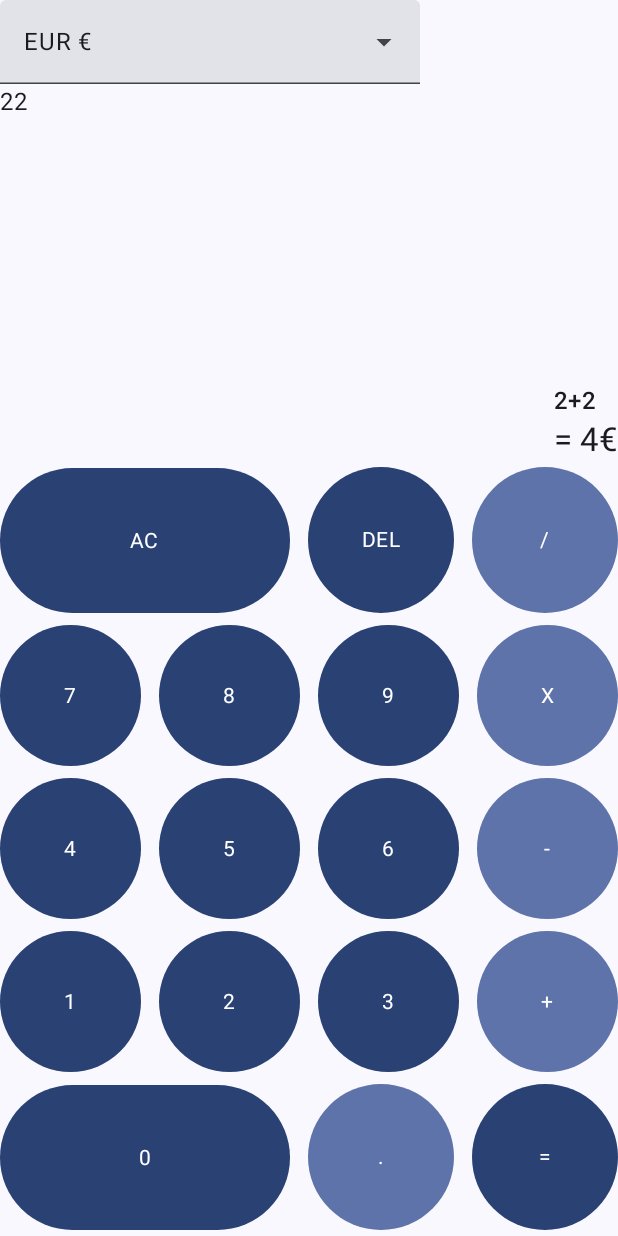
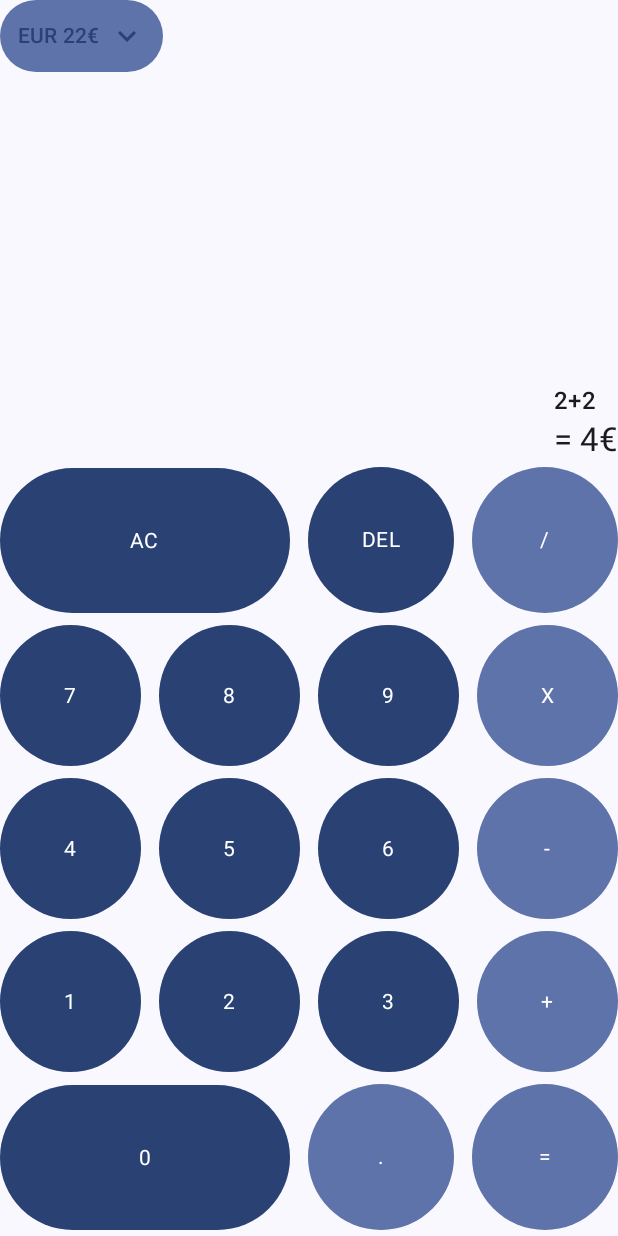
Before and after one commit to DTselikis/Simple-Calculator, an Android app built with Jetpack Compose: the @Preview function CalculatorContentPreview, on a phone screen of 412 x 824 dp. Run offline under Robolectric (Android 15) with nearby library versions, the phone set to English and light mode, and no system bars.

Commit message:
Changed CurrencyConverter's ui

```diff
--- a/app/src/main/java/com/example/simplecalculator/consts/OperationSymbols.kt
+++ b/app/src/main/java/com/example/simplecalculator/consts/OperationSymbols.kt
@@ -5,3 +5,4 @@ const val SUBTRACTION_SYMBOL = '-'
 const val MULTIPLICATION_SYMBOL = 'X'
 const val DIVISION_SYMBOL = '/'
 const val DECIMAL_POINT = '.'
+const val RESULT_SYMBOL = '='
--- a/app/src/main/java/com/example/simplecalculator/ui/Calculator.kt
+++ b/app/src/main/java/com/example/simplecalculator/ui/Calculator.kt
@@ -3,7 +3,9 @@ package com.example.simplecalculator.ui
 import androidx.compose.foundation.layout.Box
 import androidx.compose.foundation.layout.Column
 import androidx.compose.foundation.layout.fillMaxWidth
+import androidx.compose.foundation.layout.padding
 import androidx.compose.material3.MaterialTheme
+import androidx.compose.material3.Scaffold
 import androidx.compose.material3.Surface
 import androidx.compose.material3.Text
 import androidx.compose.runtime.Composable
@@ -68,8 +70,10 @@ fun CalculatorContent(
     modifier: Modifier = Modifier,
     onClick: (CalculatorAction) -> Unit
 ) {
+    Scaffold { paddingValues ->
         Column(
             modifier = modifier
+                .padding(paddingValues)
         ) {
             CurrencyConverter(
                 currencyConverterUiState = uiState.currencyConverterUiState,
@@ -105,6 +109,8 @@ fun CalculatorContent(
                 )
             }
         }
+
+    }
 }
 
 @Preview(showSystemUi = true)
--- a/app/src/main/java/com/example/simplecalculator/ui/CurrenciesMenu.kt
+++ b/app/src/main/java/com/example/simplecalculator/ui/CurrenciesMenu.kt
@@ -1,16 +1,31 @@
 package com.example.simplecalculator.ui
 
+import androidx.compose.foundation.background
+import androidx.compose.foundation.layout.Row
+import androidx.compose.foundation.layout.Spacer
+import androidx.compose.foundation.layout.width
+import androidx.compose.foundation.layout.wrapContentWidth
+import androidx.compose.foundation.shape.CircleShape
+import androidx.compose.material.icons.Icons
+import androidx.compose.material.icons.filled.KeyboardArrowDown
+import androidx.compose.material.icons.filled.KeyboardArrowUp
 import androidx.compose.material3.DropdownMenuItem
 import androidx.compose.material3.ExperimentalMaterial3Api
 import androidx.compose.material3.ExposedDropdownMenuBox
 import androidx.compose.material3.ExposedDropdownMenuDefaults
+import androidx.compose.material3.Icon
+import androidx.compose.material3.MaterialTheme
 import androidx.compose.material3.Surface
 import androidx.compose.material3.Text
-import androidx.compose.material3.TextField
+import androidx.compose.material3.TextButton
 import androidx.compose.runtime.Composable
+import androidx.compose.ui.Alignment
 import androidx.compose.ui.Modifier
+import androidx.compose.ui.draw.clip
+import androidx.compose.ui.graphics.Color
 import androidx.compose.ui.res.stringResource
 import androidx.compose.ui.tooling.preview.Preview
+import androidx.compose.ui.unit.dp
 import com.example.simplecalculator.R
 import com.example.simplecalculator.data.local.LocalCurrenciesDataSource
 import com.example.simplecalculator.domain.model.CurrencyInfo
@@ -21,34 +36,50 @@ import com.example.simplecalculator.ui.theme.SimpleCalculatorTheme
 fun CurrenciesMenu(
     currencies: List<CurrencyInfo>,
     selectedCurrency: CurrencyInfo?,
+    convertedResult: String,
     expanded: Boolean,
     onExpandedChange: (Boolean) -> Unit,
     onCurrencyChange: (Int) -> Unit,
-    modifier: Modifier = Modifier
+    modifier: Modifier = Modifier,
+    backgroundColor: Color = MaterialTheme.colorScheme.primaryContainer
 ) {
     ExposedDropdownMenuBox(
         expanded = expanded,
         onExpandedChange = onExpandedChange,
         modifier = modifier
     ) {
-        TextField(
-            value = selectedCurrency?.let { currencyInfo ->
-                stringResource(
-                    id = R.string.currency_name,
-                    currencyInfo.shortCode,
-                    currencyInfo.symbol
+        TextButton(
+            onClick = { onExpandedChange(!expanded) },
+            modifier = Modifier
+                .clip(CircleShape)
+                .background(backgroundColor)
+                .menuAnchor()
+        ) {
+            Row(
+                verticalAlignment = Alignment.CenterVertically
+            ) {
+                Text(
+                    text = selectedCurrency?.let {
+                        stringResource(
+                            id = R.string.converted_result,
+                            it.shortCode,
+                            convertedResult,
+                            it.symbol
+                        )
+                    } ?: ""
                 )
-            } ?: "",
-            onValueChange = {},
-            trailingIcon = { ExposedDropdownMenuDefaults.TrailingIcon(expanded = expanded) },
-            readOnly = true,
-            colors = ExposedDropdownMenuDefaults.textFieldColors(),
-            modifier = Modifier
-                .menuAnchor()
-        )
+                Spacer(modifier = Modifier.width(6.dp))
+                Icon(
+                    imageVector = if (expanded) Icons.Default.KeyboardArrowUp else Icons.Default.KeyboardArrowDown,
+                    contentDescription = null
+                )
+            }
+        }
         ExposedDropdownMenu(
             expanded = expanded,
-            onDismissRequest = { onExpandedChange(false) }
+            onDismissRequest = { onExpandedChange(false) },
+            modifier = Modifier
+                .wrapContentWidth(Alignment.Start)
         ) {
             currencies.forEach { currencyInfo ->
                 DropdownMenuItem(
@@ -81,6 +112,7 @@ fun CurrenciesMenuPreview() {
             CurrenciesMenu(
                 currencies = currencies,
                 selectedCurrency = currencies[0],
+                convertedResult = "4.4",
                 expanded = false,
                 onExpandedChange = {},
                 onCurrencyChange = {}
@@ -88,3 +120,21 @@ fun CurrenciesMenuPreview() {
         }
     }
 }
+
+@Preview
+@Composable
+fun CurrenciesMenuExpandedPreview() {
+    SimpleCalculatorTheme {
+        Surface {
+            val currencies = LocalCurrenciesDataSource.availableCurrencies
+            CurrenciesMenu(
+                currencies = currencies,
+                selectedCurrency = currencies[0],
+                convertedResult = "4.4",
+                expanded = true,
+                onExpandedChange = {},
+                onCurrencyChange = {}
+            )
+        }
+    }
+}
--- a/app/src/main/java/com/example/simplecalculator/ui/CurrencyConverter.kt
+++ b/app/src/main/java/com/example/simplecalculator/ui/CurrencyConverter.kt
@@ -4,7 +4,6 @@ import androidx.compose.foundation.layout.Box
 import androidx.compose.foundation.layout.Column
 import androidx.compose.foundation.layout.fillMaxWidth
 import androidx.compose.material3.Surface
-import androidx.compose.material3.Text
 import androidx.compose.runtime.Composable
 import androidx.compose.ui.Alignment
 import androidx.compose.ui.Modifier
@@ -29,6 +28,7 @@ fun CurrencyConverter(
                 currencies = currencyConverterUiState.availableCurrencies,
                 selectedCurrency = currencyConverterUiState.selectedCurrency,
                 expanded = currencyConverterUiState.expanded,
+                convertedResult = currencyConverterUiState.convertedResult,
                 onExpandedChange = { expanded ->
                     onExpandedChange(CalculatorAction.ExpandedChanged(expanded))
                 },
@@ -37,13 +37,6 @@ fun CurrencyConverter(
                 },
                 modifier = Modifier
                     .align(Alignment.TopStart)
-            )
-        }
-        Box {
-            Text(
-                text = currencyConverterUiState.convertedResult,
-                modifier = Modifier
-                    .align(Alignment.BottomEnd)
             )
         }
     }
--- a/app/src/main/java/com/example/simplecalculator/utils/ExpressionUtils.kt
+++ b/app/src/main/java/com/example/simplecalculator/utils/ExpressionUtils.kt
@@ -4,6 +4,7 @@ import com.example.simplecalculator.consts.ADDITION_SYMBOL
 import com.example.simplecalculator.consts.DECIMAL_POINT
 import com.example.simplecalculator.consts.DIVISION_SYMBOL
 import com.example.simplecalculator.consts.MULTIPLICATION_SYMBOL
+import com.example.simplecalculator.consts.RESULT_SYMBOL
 import com.example.simplecalculator.consts.SUBTRACTION_SYMBOL
 
 fun String.lastNumberContainsDecimalPoint() =
@@ -13,7 +14,7 @@ fun String.endsWithOperationSymbolOrDecimalPoint() =
     this.takeLast(1)[0].let {
         it == ADDITION_SYMBOL || it == SUBTRACTION_SYMBOL ||
                 it == MULTIPLICATION_SYMBOL || it == DIVISION_SYMBOL ||
-                it == DECIMAL_POINT
+                it == DECIMAL_POINT || it == RESULT_SYMBOL
     }
 
 fun String.endsWithZero() =
--- a/app/src/main/res/values/strings.xml
+++ b/app/src/main/res/values/strings.xml
@@ -1,6 +1,7 @@
 <resources>
     <string name="app_name">Simple Calculator</string>
     <string name="result">= %s€</string>
+    <string name="converted_result">%s %s%s</string>
     <string name="connectivity_error">A connectivity error occurred</string>
     <string name="currency_name">%s %s</string>
     <string name="available_currencies_fetch_failed">Could\'t fetch the available currencies.</string>
```
Lines whose indentation alone changed are shown as unchanged.
